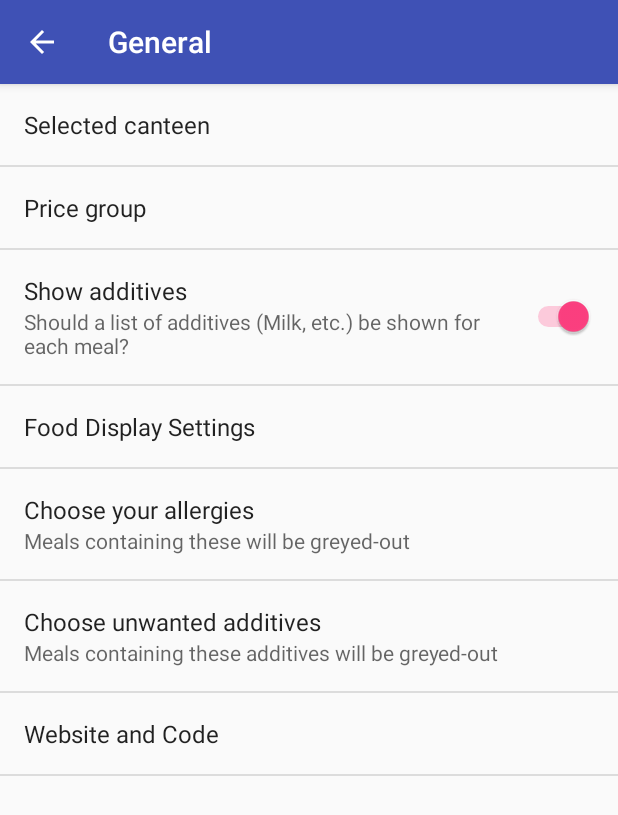
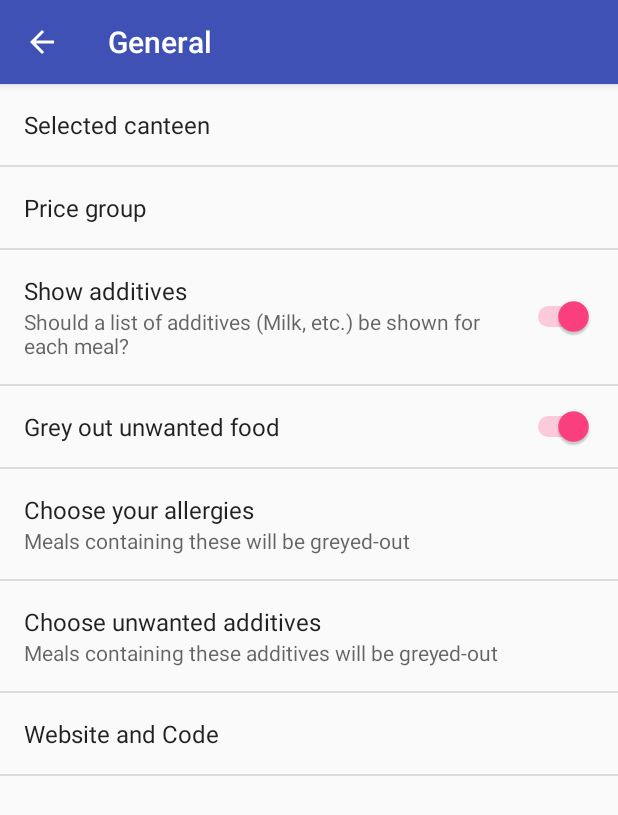
Before and after one commit to csicar/MensaPlan, an Android app: the SettingsActivity screen opened directly, with no data from a screen before it, after a tap on "General", on a phone screen of 412 x 824 dp. Shown: the top 815 px of the screen. Run offline under Robolectric (Android 15) with nearby library versions, the phone set to English and light mode, and no system bars; network calls fail.

```diff
--- a/app/src/main/res/values/arrays.xml
+++ b/app/src/main/res/values/arrays.xml
@@ -1,14 +1,5 @@
 <?xml version="1.0" encoding="utf-8"?>
 <resources>
-    <string-array name="pref_unwanted_food_handling_titles" translatable="false">
-        <item>Grey Out</item>
-        <item>Display normal</item>
-    </string-array>
-    <string-array name="pref_unwanted_food_handling_values" translatable="false">
-        <item>greyed_out</item>
-        <item>display_normal</item>
-    </string-array>
-
     <string-array name="pref_price_group_titles" translatable="false">
         <item>@string/pref_price_group_titles_college_student</item>
         <item>@string/pref_price_group_titles_guest</item>
--- a/app/src/main/res/values/strings.xml
+++ b/app/src/main/res/values/strings.xml
@@ -39,6 +39,8 @@
     <string name="pref_price_group_titles_government_employee">government employee</string>
     <string name="pref_price_group_titles_school_student">school student</string>
 
+    <string name="pref_food_grey_out">Grey out unwanted food</string>
+
     <string name="pref_properties_titles_bio">bio</string>
     <string name="pref_properties_titles_fish">fish</string>
     <string name="pref_properties_titles_pig">pig</string>
--- a/app/src/main/res/xml/pref_general.xml
+++ b/app/src/main/res/xml/pref_general.xml
@@ -19,12 +19,10 @@
         android:summary="@string/pref_description_show_additives"
         android:title="@string/pref_show_additives" />
 
-    <ListPreference
-        android:defaultValue="greyed_out"
-        android:entries="@array/pref_unwanted_food_handling_titles"
-        android:entryValues="@array/pref_unwanted_food_handling_values"
-        android:key="unwanted_food_handling"
-        android:title="@string/pref_food_handling" />
+    <SwitchPreference
+        android:defaultValue="true"
+        android:key="unwanted_food_grey_out"
+        android:title="@string/pref_food_grey_out" />
 
     <MultiSelectListPreference
         android:key="food_additives"
```
Also changed, not shown: app/src/main/java/de/csicar/mensaplan/DayOverview.kt (+6 -9 lines), 1 other file.
